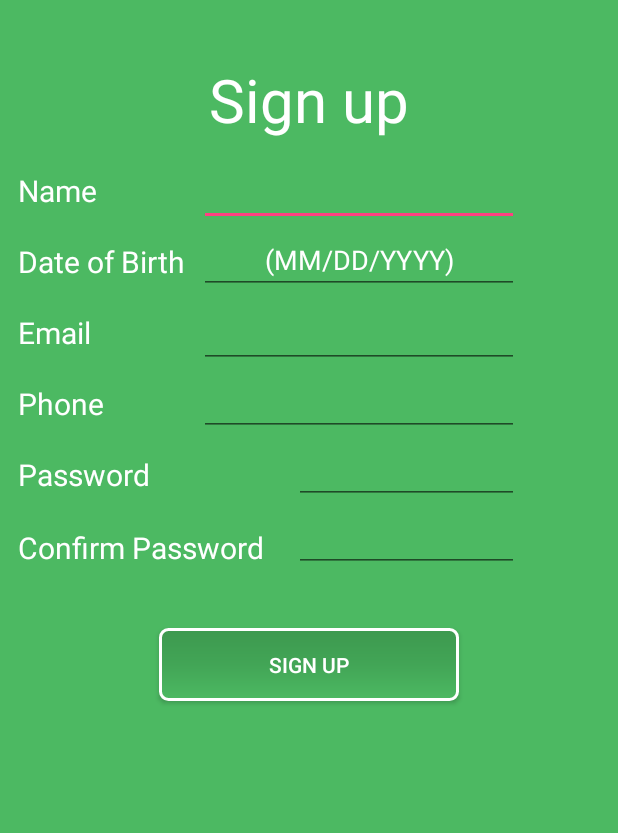
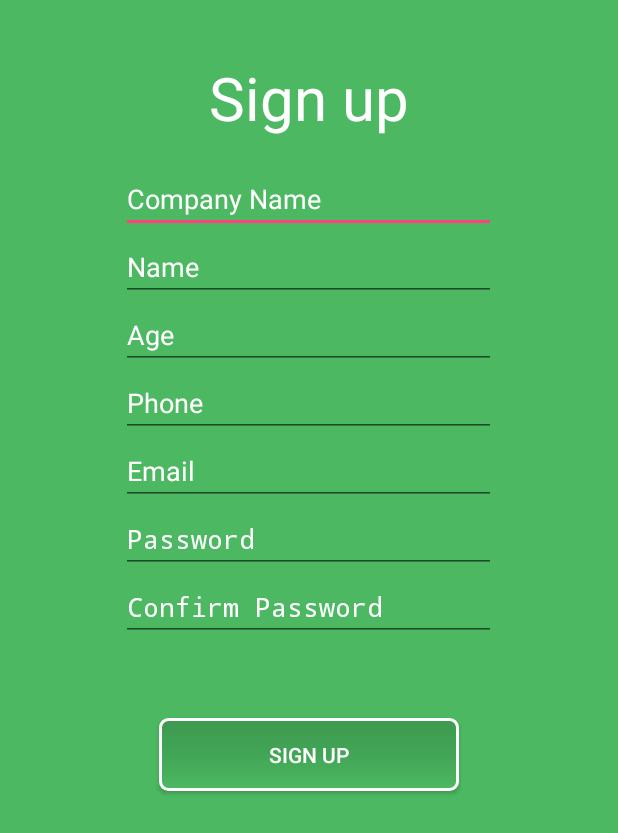
Before and after one commit to AllTheWage/AndroidAllTheWage, an Android app: the employee_signup screen opened directly, with no data from a screen before it, on a phone screen of 412 x 824 dp. Shown: the top 833 px of the screen. Run offline under Robolectric (Android 15) with nearby library versions, the phone set to English and light mode, and no system bars; our stand-ins replace Firebase (no records; nobody signed in at launch, a user with empty details on screens opened directly).

Commit message:
Implemented FirebaseDatabase and Sign Up
Employees/Employers can now sign up through the sign up views
and it will automatically update the database for the employer
and they will be able to see them instantly

still need to make a notification when an employee or employer signs up
to let them know that they were signed in successfully or not

```diff
--- a/AllTheWage/app/src/main/AndroidManifest.xml
+++ b/AllTheWage/app/src/main/AndroidManifest.xml
@@ -66,6 +66,11 @@
         <activity android:name=".employee_home">
 
         </activity>
+        <activity android:name=".employer_signup">
+
+        </activity>
+
+
     </application>
 
 </manifest>
--- a/AllTheWage/app/src/main/java/com/example/alex/allthewage/AccountSplit.java
+++ b/AllTheWage/app/src/main/java/com/example/alex/allthewage/AccountSplit.java
@@ -11,7 +11,7 @@ import com.google.firebase.auth.FirebaseAuth;
 
 public class AccountSplit extends Activity {
 
-    private FirebaseAuth mAuth;
+    private FirebaseAuth mAuth = FirebaseAuth.getInstance();
 
     @Override
     protected void onCreate(Bundle savedInstanceState) {
@@ -21,6 +21,7 @@ public class AccountSplit extends Activity {
         //SINGING OUT ANY USER IN CASE THERE
         //IS STILL SOMEONE LOGGED IN
         mAuth.signOut();
+        globalVars.GlobalCompanyName = " ";
 
 
     }
--- a/AllTheWage/app/src/main/java/com/example/alex/allthewage/employee_signup.java
+++ b/AllTheWage/app/src/main/java/com/example/alex/allthewage/employee_signup.java
@@ -2,17 +2,178 @@ package com.example.alex.allthewage;
 
 import android.app.Activity;
 import android.os.Bundle;
+import android.support.annotation.NonNull;
+import android.view.View;
+import android.widget.EditText;
+import com.google.firebase.auth.*;
+import com.google.android.gms.tasks.OnCompleteListener;
+import com.google.android.gms.tasks.Task;
+import com.google.firebase.database.*;
 
-/**
- * Created by Alex on 10/19/2017.
+/*
+ * Created by Andres on 11/9/2017.
+ *
+ *  THINGS TO DO NEXT:
+ *      - PREFORM SOME TYPE OF ALERT TO LET THE USER KNOW WHETHER THEY SIGNED UP SUCCESSFULLY OR NOT
+ *
+ *
+ *
+ *
  */
 
-public class employee_signup extends Activity {
+public class employee_signup extends Activity implements
+        View.OnClickListener {
+
+    FirebaseAuth auth = FirebaseAuth.getInstance();
+    DatabaseReference ref = FirebaseDatabase.getInstance().getReference();
+    DatabaseReference employerref = ref.child("EMPLOYERS").child("Companies");
+    DatabaseReference employeeref = ref.child("EMPLOYEES");
+
+
+    private EditText CompanyNameField;
+    private EditText NameField;
+    private EditText AgeField;
+    private EditText PhoneNumberField;
+    private EditText EmailField;
+    private EditText PasswordField;
+    private EditText ConfirmPasswordField;
+
+    String enteredCompanyName;
+    String enteredName;
+    String enteredAge;
+    String enteredPhoneNumber;
+    String enteredEmail;
+    String enteredPassword;
+    String enteredConfirmPassword;
+    String employerID = " ";
+
+
+    @Override
+    public void onClick(View v) {
+        int i = v.getId();
+
+        if(i == R.id.employeeSignup){
+            //ATTEMPT TO SIGNUP
+            enteredCompanyName = CompanyNameField.getText().toString();
+            enteredName = NameField.getText().toString();
+            enteredAge = AgeField.getText().toString();
+            enteredPhoneNumber = PhoneNumberField.getText().toString();
+            enteredEmail = EmailField.getText().toString();
+            enteredPassword = PasswordField.getText().toString();
+            enteredConfirmPassword = ConfirmPasswordField.getText().toString();
+
+            if(enteredPassword.contentEquals(enteredConfirmPassword)){
+                //ATTEMPT TO SIGNUP
+                signUp(enteredCompanyName, enteredName, enteredAge, enteredPhoneNumber, enteredEmail, enteredPassword);
+            }
+            else{
+                //PASSWORDS AREN'T THE SAME OR EMPTY
+            }
+
+
+        }
+
+
+
+
+    }
+
     @Override
     protected void onCreate(Bundle savedInstanceState) {
         super.onCreate(savedInstanceState);
         setContentView(R.layout.employee_signup);
 
+        CompanyNameField = (EditText) findViewById(R.id.companyNameET);
+        NameField = (EditText) findViewById(R.id.nameET);
+        AgeField = (EditText) findViewById(R.id.ageET);
+        PhoneNumberField = (EditText) findViewById(R.id.phoneET);
+        EmailField = (EditText) findViewById(R.id.emailET);
+        PasswordField = (EditText) findViewById(R.id.passET);
+        ConfirmPasswordField = (EditText) findViewById(R.id.confirmPassET);
+
+        findViewById(R.id.employeeSignup).setOnClickListener(this);   //setting the click listner for Sign Up Button
+
+    }
+
+
+    public void signUp(final String CompanyName, final String name, final String age, final String phone, final String email, final String password){
+
+        auth.createUserWithEmailAndPassword(email,password).addOnCompleteListener(this, new OnCompleteListener<AuthResult>() {
+            public void onComplete(@NonNull Task<AuthResult> task) {
+                if (task.isSuccessful()) {
+                    // Sign up success
+
+
+                    final FirebaseUser user = auth.getCurrentUser();
+                    System.out.println("COULD SIGN UP");
+                    employeeref = ref.child("EMPLOYEES").child(CompanyName).child(user.getUid());
+
+                    //SET UP DATABASE
+                    //SETTING UP EMPLOYEE SIDE FIRST
+                    employeeref.child("Paycheck Amount").setValue(2000);
+                    employeeref.child("Name").setValue(name);
+                    employeeref.child("Hours Worked").setValue(0);
+                    employeeref.child("Pay Rate").setValue("H10");
+
+
+                    //SET UP DATABASE
+                    //SETTING UP EMPLOYER SIDE
+                    employerref.addListenerForSingleValueEvent(new ValueEventListener() {
+                        @Override
+                        public void onDataChange(DataSnapshot dataSnapshot) {
+                            boolean foundIt = false;
+                            //iterating through all the employerIDs
+                            for(DataSnapshot employerIDs: dataSnapshot.getChildren())
+                            {
+                                //iterating now through all the companyNames
+                                for(DataSnapshot allcompanynames: employerIDs.getChildren()){
+
+                                    if(allcompanynames.getKey().contentEquals(CompanyName)){
+                                        employerID = employerIDs.getKey();
+                                        foundIt = true;
+                                        break;
+
+                                    }
+                                }//end of COMPANYNAME ITERATION
+                              if(foundIt){
+                                  break;
+                              }
+                            }//end of EMPLOYERID ITERATION
+
+
+
+                            employeeref.child("EmployerID").setValue(employerID);
+
+                            employerref = ref.child("EMPLOYERS").child("Companies").child(employerID).child(CompanyName).child(user.getUid());
+                            employerref.child("Name").setValue(name);
+                            employerref.child("Age").setValue(age);
+                            employerref.child("Email").setValue(email);
+                            employerref.child("Phone Number").setValue(phone);
+                            employerref.child("Social Security").setValue("***-**-1111");
+
+                        }
+
+                        @Override
+                        public void onCancelled(DatabaseError databaseError) {
+
+                        }
+                    });//END OF ADDLISTENERFORSINGLEVALUEEVENT
+
+
+
+                    //DONE SIGNINGUUP
+                    globalVars.GlobalCompanyName = CompanyName;
+
+                } else {
+                    // If sign up fails, display a message to the user.
+                    System.out.println("COULD NOT SIGN UP");
+
+                }
+            }
+        });
+
+
+
     }
 
 
--- a/AllTheWage/app/src/main/res/layout/employee_signup.xml
+++ b/AllTheWage/app/src/main/res/layout/employee_signup.xml
@@ -8,159 +8,115 @@
         android:id="@+id/signupTV"
         android:layout_width="wrap_content"
         android:layout_height="wrap_content"
-        android:layout_marginTop="39dp"
+        android:layout_marginTop="38dp"
         android:text="Sign up"
         android:textSize="40dp"
         android:textColor="#fff"
         android:layout_alignParentTop="true"
         android:layout_centerHorizontal="true" />
 
-    <TextView
-        android:id="@+id/nameTV"
-        android:layout_width="wrap_content"
+    <EditText
+        android:id="@+id/companyNameET"
+        android:layout_width="250dp"
+
         android:layout_height="wrap_content"
-        android:layout_marginTop="20dp"
-        android:text="Name"
-        android:textSize="20dp"
-        android:textColor="#fff"
-        android:layout_marginStart="12dp"
+        android:layout_marginTop="18dp"
+        android:ems="10"
+        android:hint="Company Name"
+        android:textColorHint="#ffffff"
+        android:textColor="#ffffff"
+        android:inputType="textPersonName"
         android:layout_below="@+id/signupTV"
-        android:layout_alignParentStart="true" />
-
-    <TextView
-        android:id="@+id/ageTV"
-        android:layout_width="wrap_content"
-        android:layout_height="wrap_content"
-        android:layout_alignStart="@+id/nameTV"
-        android:layout_below="@+id/nameTV"
-        android:layout_marginTop="20dp"
-        android:text="Date of Birth"
-        android:textColor="#fff"
-        android:textSize="20dp" />
-
-    <TextView
-        android:id="@+id/emailTV"
-        android:layout_width="wrap_content"
-        android:layout_height="wrap_content"
-        android:layout_marginTop="20dp"
-        android:text="Email"
-        android:textSize="20dp"
-        android:textColor="#fff"
-        android:layout_below="@+id/ageTV"
-        android:layout_alignStart="@+id/ageTV" />
-
-    <TextView
-        android:id="@+id/phoneTV"
-        android:layout_width="wrap_content"
-        android:layout_height="wrap_content"
-        android:layout_marginTop="20dp"
-        android:text="Phone"
-        android:textSize="20dp"
-        android:textColor="#fff"
-        android:layout_below="@+id/emailTV"
-        android:layout_alignStart="@+id/emailTV" />
-
-    <TextView
-        android:id="@+id/passTV"
-        android:layout_width="wrap_content"
-        android:layout_height="wrap_content"
-        android:layout_marginTop="20dp"
-        android:text="Password"
-        android:textSize="20dp"
-        android:textColor="#fff"
-        android:layout_below="@+id/phoneTV"
-        android:layout_alignStart="@+id/phoneTV" />
-
-    <TextView
-        android:id="@+id/confirmTV"
-        android:layout_width="wrap_content"
-        android:layout_height="wrap_content"
-        android:layout_marginTop="21dp"
-        android:text="Confirm Password"
-        android:textSize="20dp"
-        android:textColor="#fff"
-        android:layout_below="@+id/passTV"
-        android:layout_alignStart="@+id/passTV" />
+        android:layout_centerHorizontal="true" />
 
     <EditText
         android:id="@+id/nameET"
-        android:layout_width="wrap_content"
+        android:layout_width="250dp"
+
         android:layout_height="wrap_content"
         android:ems="10"
-        android:inputType="textCapWords"
-        android:textColor="#fff"
-        android:gravity="center"
-        android:layout_alignBaseline="@+id/nameTV"
-        android:layout_alignBottom="@+id/nameTV"
-        android:layout_toEndOf="@+id/ageTV"
-        android:layout_marginStart="9dp" />
+        android:hint="Name"
+        android:textColorHint="#ffffff"
+        android:textColor="#ffffff"
+        android:inputType="textPersonName"
+        android:layout_below="@+id/companyNameET"
+        android:layout_alignStart="@+id/companyNameET" />
+
+    <EditText
+        android:id="@+id/ageET"
+        android:layout_width="200dp"
+        android:layout_height="wrap_content"
+        android:ems="10"
+        android:hint="Age"
+        android:textColorHint="#ffffff"
+        android:textColor="#ffffff"
+        android:inputType="textPersonName"
+        android:layout_below="@+id/nameET"
+        android:layout_alignStart="@+id/nameET"
+        android:layout_alignEnd="@+id/nameET" />
+
+    <EditText
+        android:id="@+id/phoneET"
+        android:layout_width="200dp"
+        android:layout_height="wrap_content"
+        android:ems="10"
+        android:hint="Phone"
+        android:textColorHint="#ffffff"
+        android:textColor="#ffffff"
+        android:inputType="textPersonName"
+        android:layout_below="@+id/ageET"
+        android:layout_alignStart="@+id/ageET"
+        android:layout_alignEnd="@+id/ageET" />
 
     <EditText
         android:id="@+id/emailET"
-        android:layout_width="wrap_content"
+        android:layout_width="200dp"
         android:layout_height="wrap_content"
         android:ems="10"
-        android:inputType="textEmailAddress"
-        android:textColor="#fff"
-        android:gravity="center"
-        android:layout_alignBaseline="@+id/emailTV"
-        android:layout_alignBottom="@+id/emailTV"
-        android:layout_alignStart="@+id/dobET" />
-
-    <EditText
-        android:id="@+id/dobET"
-        android:layout_width="wrap_content"
-        android:layout_height="wrap_content"
-        android:layout_alignStart="@+id/nameET"
-        android:layout_below="@+id/nameET"
-        android:ems="10"
-        android:inputType="date"
-        android:hint="(MM/DD/YYYY)"
-        android:textColorHint="#fff"
-        android:gravity="center"
-        android:textColor="#fff"/>
-
-    <EditText
-        android:id="@+id/phoneET"
-        android:layout_width="wrap_content"
-        android:layout_height="wrap_content"
-        android:layout_alignStart="@+id/emailET"
-        android:layout_below="@+id/emailET"
-        android:ems="10"
-        android:inputType="phone"
-        android:gravity="center"
-        android:textColor="#fff"/>
+        android:hint="Email"
+        android:textColorHint="#ffffff"
+        android:textColor="#ffffff"
+        android:inputType="textPersonName"
+        android:layout_below="@+id/phoneET"
+        android:layout_alignStart="@+id/phoneET"
+        android:layout_alignEnd="@+id/phoneET" />
 
     <EditText
         android:id="@+id/passET"
-        android:layout_width="150dp"
+        android:layout_width="200dp"
         android:layout_height="wrap_content"
-        android:layout_below="@+id/phoneET"
         android:ems="10"
+        android:hint="Password"
         android:inputType="textPassword"
-        android:layout_alignEnd="@+id/phoneET"
-        android:textColor="#fff"/>
+        android:textColorHint="#ffffff"
+        android:textColor="#ffffff"
+        android:layout_below="@+id/emailET"
+        android:layout_alignStart="@+id/emailET"
+        android:layout_alignEnd="@+id/emailET" />
 
     <EditText
         android:id="@+id/confirmPassET"
-        android:layout_width="150dp"
+        android:layout_width="200dp"
         android:layout_height="wrap_content"
+        android:ems="10"
+        android:hint="Confirm Password"
+        android:inputType="textPassword"
+        android:textColorHint="#ffffff"
+        android:textColor="#ffffff"
+        android:layout_below="@+id/passET"
         android:layout_alignStart="@+id/passET"
-        android:layout_below="@+id/passET"
-        android:ems="10"
-        android:inputType="textPassword"
-        android:textColor="#fff"/>
+        android:layout_alignEnd="@+id/passET" />
 
     <Button
         android:id="@+id/employeeSignup"
         android:layout_width="200dp"
         android:layout_height="wrap_content"
+        android:background="@drawable/custom_button1"
+        android:textColor="#fff"
+        android:text="sign up"
         android:layout_below="@+id/confirmPassET"
         android:layout_centerHorizontal="true"
-        android:layout_marginTop="37dp"
-        android:background="@drawable/custom_button1"
-        android:textColor="#fff"
-        android:text="sign up" />
+        android:layout_marginTop="51dp" />
 
 
 </RelativeLayout>
```
Also changed, not shown: AllTheWage/app/src/main/java/com/example/alex/allthewage/employee_home.java (+69 -2 lines), AllTheWage/app/src/main/java/com/example/alex/allthewage/employee_login.java (+18 -1 lines), AllTheWage/app/src/main/java/com/example/alex/allthewage/employer_home.java (+44 -0 lines), AllTheWage/app/src/main/java/com/example/alex/allthewage/employer_login.java (+19 -14 lines), AllTheWage/app/src/main/java/com/example/alex/allthewage/employer_signup.java (added, +107 -0 lines), AllTheWage/app/src/main/java/com/example/alex/allthewage/globalVars.java (added, +11 -0 lines), AllTheWage/app/src/main/res/layout/employee_home.xml (+4 -5 lines), AllTheWage/app/src/main/res/layout/employer_home.xml (+4 -5 lines), AllTheWage/app/src/main/res/layout/employer_signup.xml (added, +82 -0 lines).
